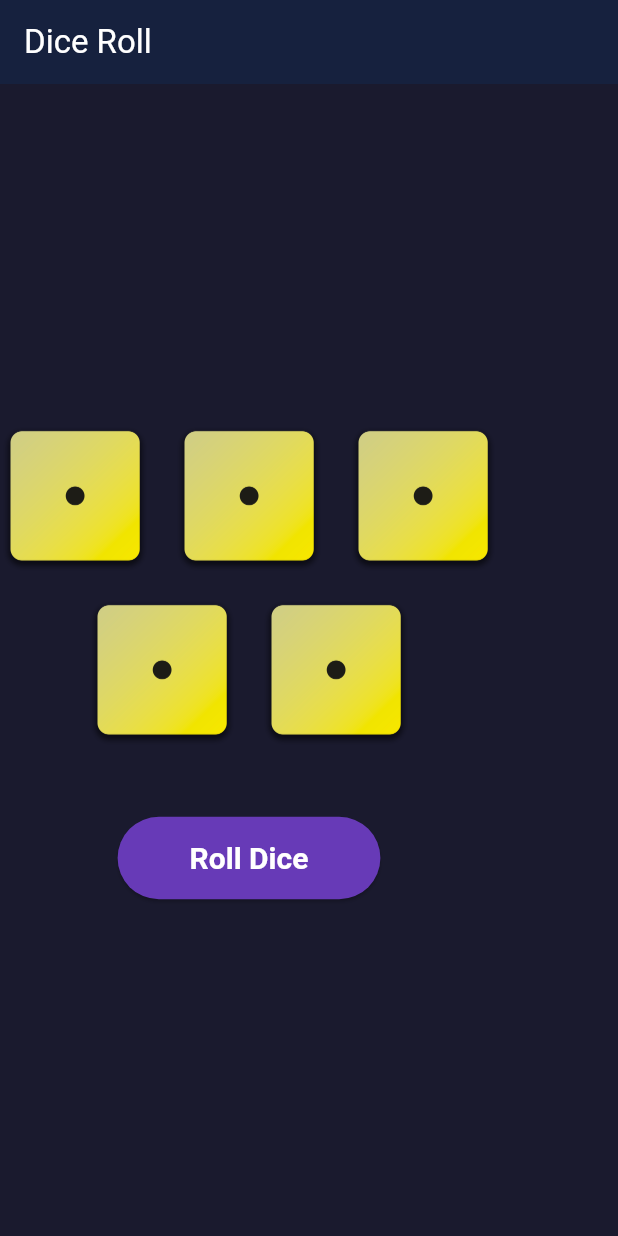
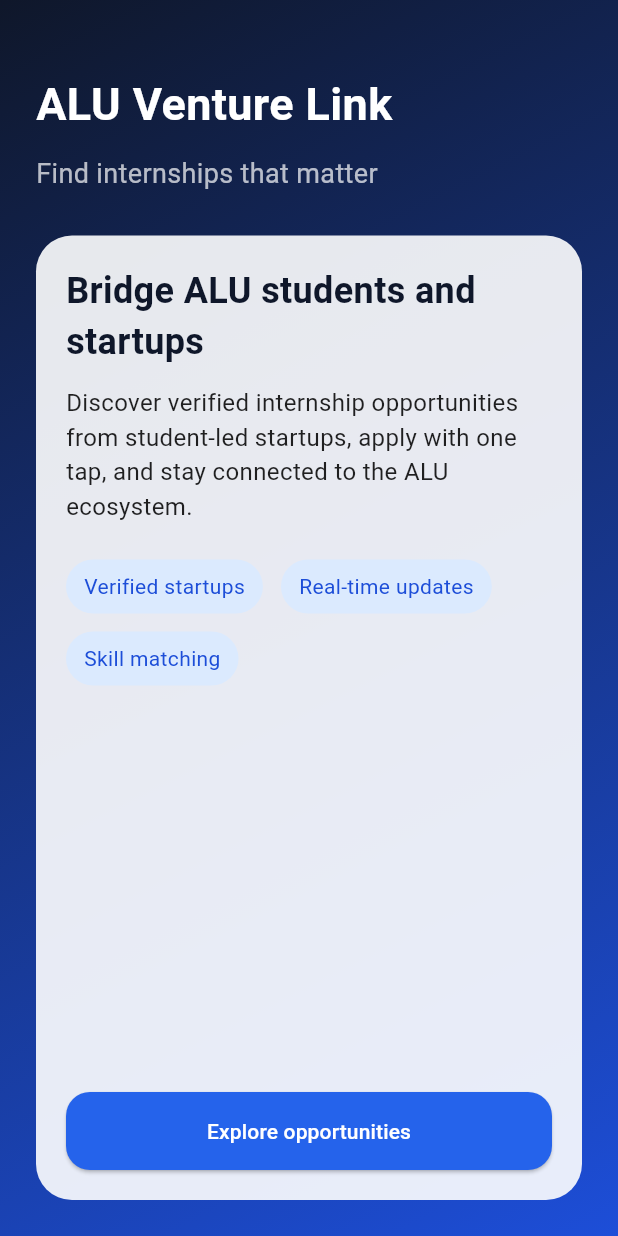
Before and after one commit to Frank00067/dice-roll-, a Flutter app: the screen it shows after launch, on a phone screen of 412 x 824 dp. Run offline on Flutter 3.47's test engine with Material 3 defaults, Android fonts, the phone set to English and light mode, and no system bars.

Commit message:
Build ALU Venture Link app prototype

```diff
--- /dev/null
+++ b/lib/app.dart
@@ -0,0 +1,28 @@
+import 'package:flutter/material.dart';
+import 'package:provider/provider.dart';
+import 'screens/onboarding_screen.dart';
+import 'screens/home_screen.dart';
+import 'state/opportunity_state.dart';
+
+class ALUVentureApp extends StatelessWidget {
+  const ALUVentureApp({super.key});
+
+  @override
+  Widget build(BuildContext context) {
+    return ChangeNotifierProvider(
+      create: (_) => OpportunityState(),
+      child: MaterialApp(
+        title: 'ALU Venture Link',
+        debugShowCheckedModeBanner: false,
+        theme: ThemeData(
+          colorScheme: ColorScheme.fromSeed(seedColor: const Color(0xFF2563EB)),
+          useMaterial3: true,
+        ),
+        home: const OnboardingScreen(),
+        routes: {
+          '/home': (context) => const HomeScreen(),
+        },
+      ),
+    );
+  }
+}
--- a/lib/main.dart
+++ b/lib/main.dart
@@ -1,75 +1,6 @@
-import 'dart:math';
 import 'package:flutter/material.dart';
+import 'app.dart';
 
-void main() => runApp(const DiceRollApp());
+export 'app.dart';
 
-class DiceRollApp extends StatelessWidget {
-  const DiceRollApp({super.key});
-
-  @override
-  Widget build(BuildContext context) {
-    return MaterialApp(
-      title: 'Dice Roll',
-      debugShowCheckedModeBanner: false,
-      theme: ThemeData(colorSchemeSeed: Colors.deepPurple),
-      home: const DiceRollScreen(),
-    );
-  }
-}
-
-class DiceRollScreen extends StatefulWidget {
-  const DiceRollScreen({super.key});
-
-  @override
-  State<DiceRollScreen> createState() => _DiceRollScreenState();
-}
-
-class _DiceRollScreenState extends State<DiceRollScreen> {
-  final _random = Random();
-  List<int> _diceValues = [1, 1, 1, 1, 1];
-
-  void _rollDice() {
-    setState(() {
-      _diceValues = List.generate(5, (_) => _random.nextInt(6) + 1);
-    });
-  }
-
-  @override
-  Widget build(BuildContext context) {
-    return Scaffold(
-      backgroundColor: const Color(0xFF1A1A2E),
-      appBar: AppBar(
-        title: const Text('Dice Roll', style: TextStyle(color: Colors.white)),
-        backgroundColor: const Color(0xFF16213E),
-      ),
-      body: Column(
-        mainAxisAlignment: MainAxisAlignment.center,
-        children: [
-          Wrap(
-            spacing: 16,
-            runSpacing: 16,
-            alignment: WrapAlignment.center,
-            children: _diceValues
-                .map((val) => Image.asset(
-                      'assets/images/dice-$val.png',
-                      width: 100,
-                      height: 100,
-                    ))
-                .toList(),
-          ),
-          const SizedBox(height: 48),
-          ElevatedButton(
-            onPressed: _rollDice,
-            style: ElevatedButton.styleFrom(
-              backgroundColor: Colors.deepPurple,
-              foregroundColor: Colors.white,
-              padding: const EdgeInsets.symmetric(horizontal: 48, vertical: 16),
-              textStyle: const TextStyle(fontSize: 20, fontWeight: FontWeight.bold),
-            ),
-            child: const Text('Roll Dice'),
-          ),
-        ],
-      ),
-    );
-  }
-}
+void main() => runApp(const ALUVentureApp());
--- /dev/null
+++ b/lib/models/opportunity.dart
@@ -0,0 +1,61 @@
+class Opportunity {
+  Opportunity({
+    required this.id,
+    required this.title,
+    required this.company,
+    required this.description,
+    required this.location,
+    required this.duration,
+    required this.category,
+    required this.isVerified,
+    required this.postedAt,
+  });
+
+  final String id;
+  final String title;
+  final String company;
+  final String description;
+  final String location;
+  final String duration;
+  final String category;
+  final bool isVerified;
+  final DateTime postedAt;
+
+  static List<Opportunity> sampleOpportunities() {
+    return [
+      Opportunity(
+        id: 'opp-1',
+        title: 'Product Design Intern',
+        company: 'Studio Nova',
+        description: 'Help shape the student-first onboarding experience for a growing campus startup.',
+        location: 'Kigali, Rwanda',
+        duration: '6 weeks',
+        category: 'Design',
+        isVerified: true,
+        postedAt: DateTime.now().subtract(const Duration(days: 1)),
+      ),
+      Opportunity(
+        id: 'opp-2',
+        title: 'Flutter Developer',
+        company: 'ALU Founders Lab',
+        description: 'Build mobile features for a platform connecting students and early-stage ventures.',
+        location: 'Remote',
+        duration: '8 weeks',
+        category: 'Software',
+        isVerified: true,
+        postedAt: DateTime.now().subtract(const Duration(days: 3)),
+      ),
+      Opportunity(
+        id: 'opp-3',
+        title: 'Community Growth Assistant',
+        company: 'Impact Circle',
+        description: 'Support events, storytelling, and community engagement for a student-led impact venture.',
+        location: 'Hybrid',
+        duration: '4 weeks',
+        category: 'Community',
+        isVerified: false,
+        postedAt: DateTime.now().subtract(const Duration(days: 5)),
+      ),
+    ];
+  }
+}
--- /dev/null
+++ b/lib/screens/onboarding_screen.dart
@@ -0,0 +1,118 @@
+import 'package:flutter/material.dart';
+
+class OnboardingScreen extends StatelessWidget {
+  const OnboardingScreen({super.key});
+
+  @override
+  Widget build(BuildContext context) {
+    return Scaffold(
+      body: Container(
+        decoration: const BoxDecoration(
+          gradient: LinearGradient(
+            begin: Alignment.topLeft,
+            end: Alignment.bottomRight,
+            colors: [Color(0xFF0F172A), Color(0xFF1D4ED8)],
+          ),
+        ),
+        child: SafeArea(
+          child: Padding(
+            padding: const EdgeInsets.all(24),
+            child: Column(
+              crossAxisAlignment: CrossAxisAlignment.start,
+              children: [
+                const SizedBox(height: 24),
+                const Text(
+                  'ALU Venture Link',
+                  style: TextStyle(
+                    color: Colors.white,
+                    fontSize: 30,
+                    fontWeight: FontWeight.bold,
+                  ),
+                ),
+                const SizedBox(height: 12),
+                const Text(
+                  'Find internships that matter',
+                  style: TextStyle(color: Colors.white70, fontSize: 18),
+                ),
+                const SizedBox(height: 28),
+                Expanded(
+                  child: Container(
+                    padding: const EdgeInsets.all(20),
+                    decoration: BoxDecoration(
+                      color: Colors.white.withValues(alpha: 0.9),
+                      borderRadius: BorderRadius.circular(24),
+                    ),
+                    child: Column(
+                      crossAxisAlignment: CrossAxisAlignment.start,
+                      children: [
+                        const Text(
+                          'Bridge ALU students and startups',
+                          style: TextStyle(
+                            color: Color(0xFF0F172A),
+                            fontSize: 24,
+                            fontWeight: FontWeight.bold,
+                          ),
+                        ),
+                        const SizedBox(height: 12),
+                        const Text(
+                          'Discover verified internship opportunities from student-led startups, apply with one tap, and stay connected to the ALU ecosystem.',
+                          style: TextStyle(fontSize: 16, color: Colors.black87),
+                        ),
+                        const SizedBox(height: 24),
+                        Wrap(
+                          spacing: 12,
+                          runSpacing: 12,
+                          children: const [
+                            _FeatureChip(label: 'Verified startups'),
+                            _FeatureChip(label: 'Real-time updates'),
+                            _FeatureChip(label: 'Skill matching'),
+                          ],
+                        ),
+                        const Spacer(),
+                        SizedBox(
+                          width: double.infinity,
+                          child: ElevatedButton(
+                            onPressed: () {
+                              Navigator.of(context).pushReplacementNamed('/home');
+                            },
+                            style: ElevatedButton.styleFrom(
+                              backgroundColor: const Color(0xFF2563EB),
+                              foregroundColor: Colors.white,
+                              padding: const EdgeInsets.symmetric(vertical: 16),
+                              shape: RoundedRectangleBorder(
+                                borderRadius: BorderRadius.circular(16),
+                              ),
+                            ),
+                            child: const Text('Explore opportunities'),
+                          ),
+                        ),
+                      ],
+                    ),
+                  ),
+                ),
+              ],
+            ),
+          ),
+        ),
+      ),
+    );
+  }
+}
+
+class _FeatureChip extends StatelessWidget {
+  const _FeatureChip({required this.label});
+
+  final String label;
+
+  @override
+  Widget build(BuildContext context) {
+    return Container(
+      padding: const EdgeInsets.symmetric(horizontal: 12, vertical: 8),
+      decoration: BoxDecoration(
+        color: const Color(0xFFDBEAFE),
+        borderRadius: BorderRadius.circular(999),
+      ),
+      child: Text(label, style: const TextStyle(color: Color(0xFF1D4ED8))),
+    );
+  }
+}
--- /dev/null
+++ b/lib/state/opportunity_state.dart
@@ -0,0 +1,47 @@
+import 'package:flutter/material.dart';
+import '../models/opportunity.dart';
+
+class OpportunityState extends ChangeNotifier {
+  OpportunityState({List<Opportunity>? initialOpportunities}) {
+    _opportunities = initialOpportunities ?? Opportunity.sampleOpportunities();
+  }
+
+  late List<Opportunity> _opportunities;
+  final Set<String> _bookmarkedIds = <String>{};
+  final Set<String> _appliedIds = <String>{};
+  String _searchQuery = '';
+
+  List<Opportunity> get opportunities {
+    final query = _searchQuery.toLowerCase();
+    return _opportunities.where((opportunity) {
+      final matchesQuery = query.isEmpty ||
+          opportunity.title.toLowerCase().contains(query) ||
+          opportunity.company.toLowerCase().contains(query) ||
+          opportunity.category.toLowerCase().contains(query);
+      return matchesQuery;
+    }).toList();
+  }
+
+  bool isBookmarked(String id) => _bookmarkedIds.contains(id);
+
+  bool isApplied(String id) => _appliedIds.contains(id);
+
+  void setSearchQuery(String value) {
+    _searchQuery = value;
+    notifyListeners();
+  }
+
+  void toggleBookmark(String id) {
+    if (_bookmarkedIds.contains(id)) {
+      _bookmarkedIds.remove(id);
+    } else {
+      _bookmarkedIds.add(id);
+    }
+    notifyListeners();
+  }
+
+  void applyToOpportunity(String id) {
+    _appliedIds.add(id);
+    notifyListeners();
+  }
+}
--- a/pubspec.yaml
+++ b/pubspec.yaml
@@ -34,6 +34,7 @@ dependencies:
   # The following adds the Cupertino Icons font to your application.
   # Use with the CupertinoIcons class for iOS style icons.
   cupertino_icons: ^1.0.8
+  provider: ^6.1.2
 
 dev_dependencies:
   flutter_test:
```
Also changed, not shown: lib/screens/home_screen.dart (added, +48 -0 lines), lib/widgets/opportunity_card.dart (added, +91 -0 lines), pubspec.lock, 2 other files.
